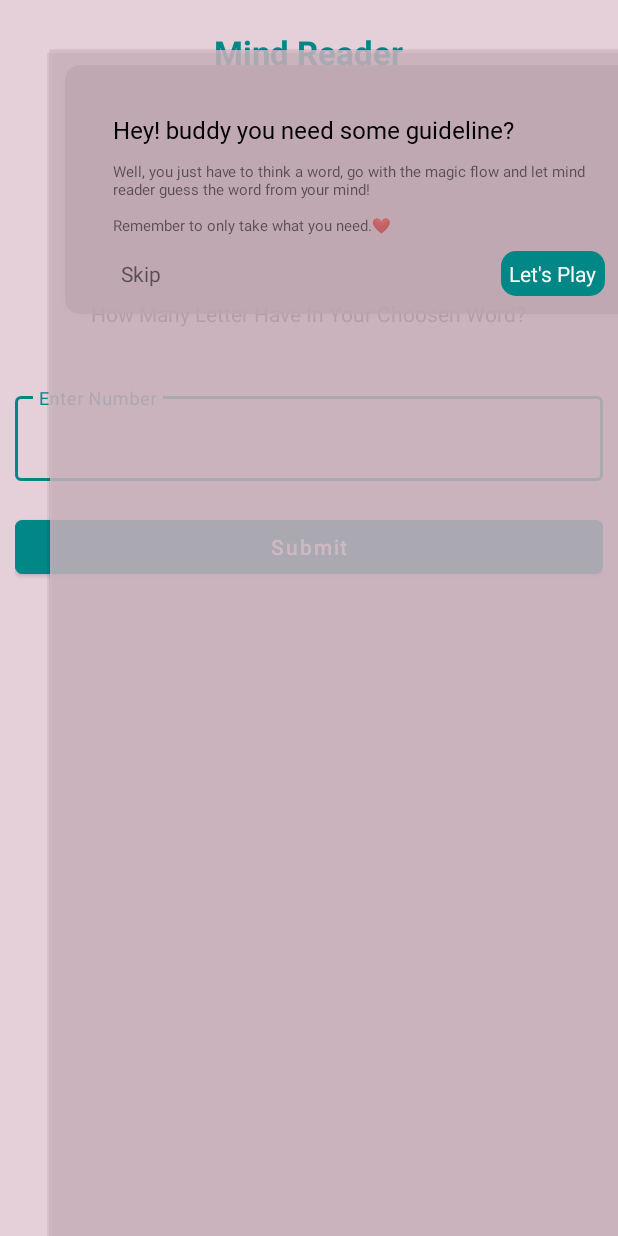
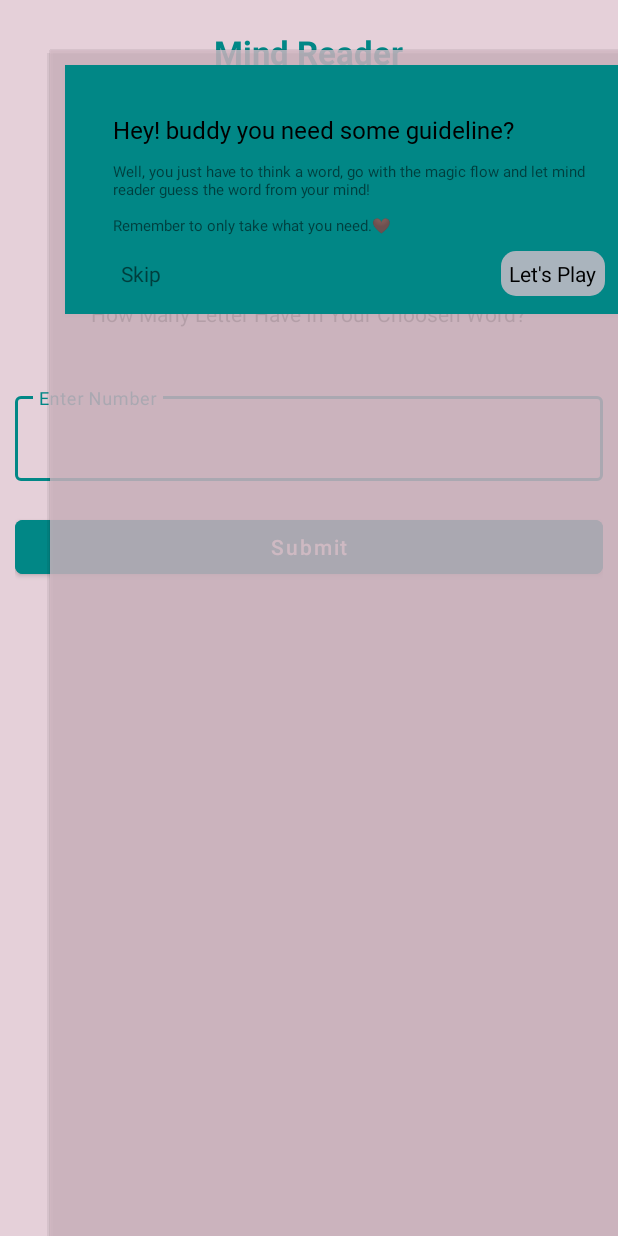
Before and after one commit to rabbi-islam/Mind-Reader, an Android app: the screen it shows after launch (MainActivity), on a phone screen of 412 x 824 dp. Run offline under Robolectric (Android 15) with nearby library versions, the phone set to English and light mode, and no system bars.

Commit message:
sixth table rows not hiding --> issue solved

```diff
--- a/app/src/main/java/com/rabbi/mindreader/ThirdActivity.java
+++ b/app/src/main/java/com/rabbi/mindreader/ThirdActivity.java
@@ -75,16 +75,19 @@ public class ThirdActivity extends AppCompatActivity {
         if (gettingNumberOfLetter == 3) {
             tableRow4.setVisibility(View.GONE);
             tableRow5.setVisibility(View.GONE);
+            tableRow6.setVisibility(View.GONE);
             settingAlphabetvalue1();
             settingAlphabetvalue2();
             settingAlphabetvalue3();
         }else if (gettingNumberOfLetter == 4) {
             tableRow5.setVisibility(View.GONE);
+            tableRow6.setVisibility(View.GONE);
             settingAlphabetvalue1();
             settingAlphabetvalue2();
             settingAlphabetvalue3();
             settingAlphabetvalue4();
         }else if (gettingNumberOfLetter == 5) {
+            tableRow6.setVisibility(View.GONE);
             settingAlphabetvalue1();
             settingAlphabetvalue2();
             settingAlphabetvalue3();
--- a/app/src/main/res/drawable/btnbg.xml
+++ b/app/src/main/res/drawable/btnbg.xml
@@ -2,5 +2,5 @@
 <shape xmlns:android="http://schemas.android.com/apk/res/android">
 
     <corners android:radius="10dp"/>
-    <solid android:color="@color/teal_700"/>
+    <solid android:color="@color/mainColor"/>
 </shape>
--- a/app/src/main/res/layout/mainpopup.xml
+++ b/app/src/main/res/layout/mainpopup.xml
@@ -13,7 +13,7 @@
         android:layout_marginTop="10dp"
         android:layout_marginEnd="10dp"
         android:layout_marginBottom="10dp"
-        android:background="@drawable/popupbg"
+        android:background="@color/teal_700"
         android:padding="12dp"
         android:orientation="vertical">
 
@@ -56,7 +56,7 @@
                 android:layout_width="wrap_content"
                 android:layout_height="wrap_content"
                 android:padding="5dp"
-                android:textColor="@color/white"
+                android:textColor="@color/black"
                 android:background="@drawable/btnbg"
                 android:layout_alignParentEnd="true"
                 android:text="Let's Play" />
```
